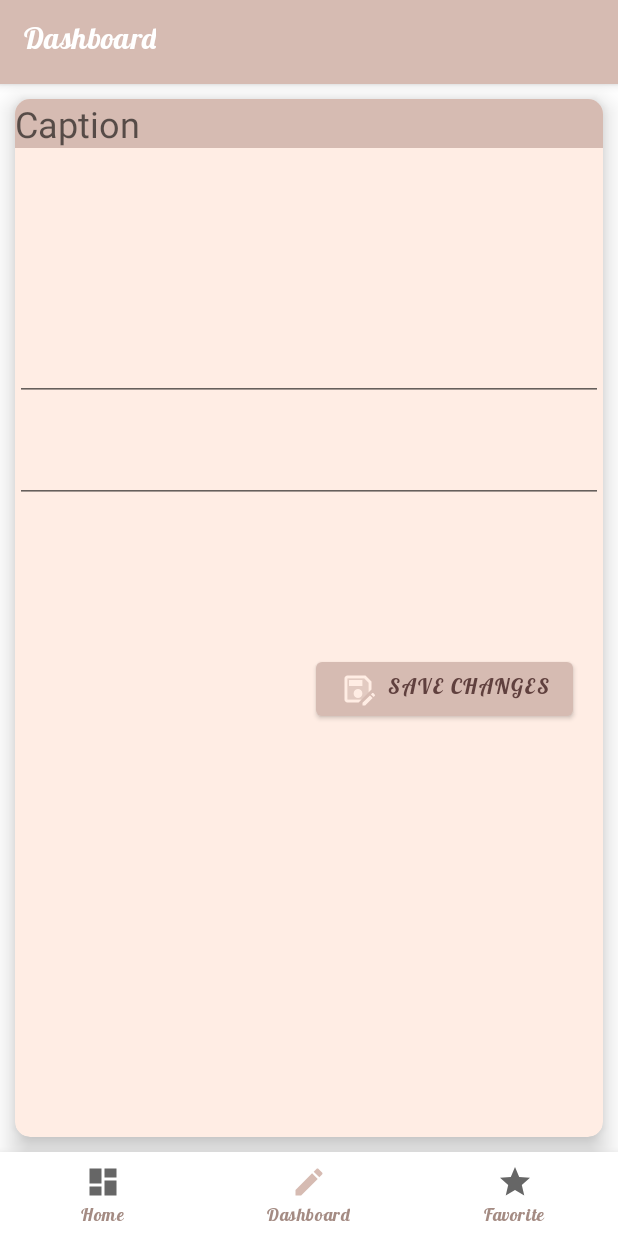
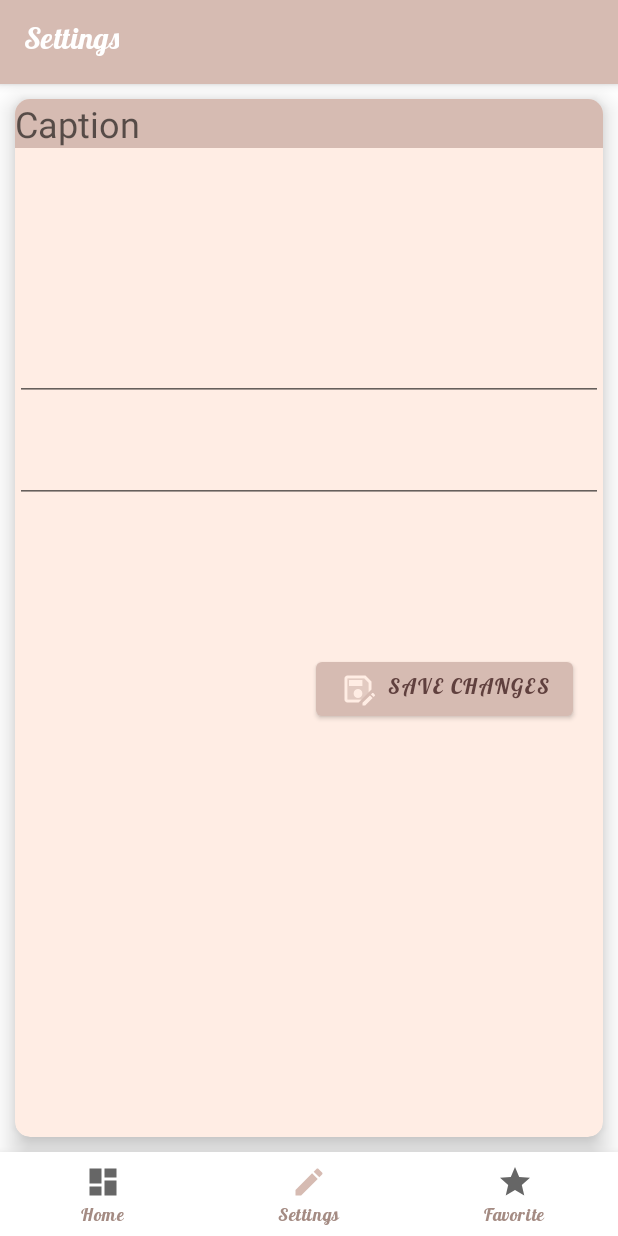
Before and after one commit to Amina1000/NoteAdvanced, an Android app: the screen it shows after launch (MainActivity), item 2 of the bottom bar chosen, on a phone screen of 412 x 824 dp. Run offline under Robolectric (Android 15) with nearby library versions, the light colour scheme and no system bars; our stand-ins replace Room's generated code, RxJava, navigation-ui; libraries missing offline, so code that uses them is left out: by.kirich1409.viewbindingdelegate; 3 statements that could not run were skipped.

Commit message:
lesson 5:
1. Добавила локализацию

```diff
--- a/app/src/main/res/layout/fragment_start.xml
+++ b/app/src/main/res/layout/fragment_start.xml
@@ -36,7 +36,7 @@
         android:layout_marginStart="@dimen/margin_small"
         android:layout_marginTop="@dimen/margin_xx_medium"
         android:layout_marginEnd="@dimen/margin_small"
-        android:hint="put password">
+        android:hint="@string/put_password">
 
         <com.google.android.material.textfield.TextInputEditText
             android:id="@+id/password_text_view"
--- a/app/src/main/res/layout/note_item.xml
+++ b/app/src/main/res/layout/note_item.xml
@@ -24,6 +24,7 @@
                 android:layout_width="match_parent"
                 android:layout_height="wrap_content"
                 android:minLines="2"
+                android:maxLines="2"
                 android:gravity="center"
                 android:text="@string/caption"
                 android:textSize="@dimen/header_text_size"/>
--- a/app/src/main/res/navigation/mobile_navigation.xml
+++ b/app/src/main/res/navigation/mobile_navigation.xml
@@ -35,12 +35,12 @@
     <fragment
         android:id="@+id/detailFragment"
         android:name="com.cocos.develop.noteadvanced.ui.details.DetailFragment"
-        android:label="fragment_detail"
+        android:label="@string/fragment_detail"
         tools:layout="@layout/fragment_detail" />
     <fragment
         android:id="@+id/startFragment"
         android:name="com.cocos.develop.noteadvanced.ui.start.StartFragment"
-        android:label="Authorization"
+        android:label="@string/Authorization"
         tools:layout="@layout/fragment_start" >
         <action
             android:id="@+id/action_startFragment_to_navigation_home"
--- a/app/src/main/res/values/strings.xml
+++ b/app/src/main/res/values/strings.xml
@@ -1,11 +1,11 @@
 <resources>
     <string name="app_name">Note advanced</string>
     <string name="title_home">Home</string>
-    <string name="title_dashboard">Dashboard</string>
+    <string name="title_dashboard">Settings</string>
     <string name="title_favorite">Favorite</string>
     <string name="large_text">Lorem Ipsum is simply dummy text of the printing and typesetting industry. Lorem Ipsum has been the industry\'s standard dummy text ever since the 1500s, when an unknown printer took a galley of type and scrambled it to make a type specimen book.</string>
     <!-- TODO: Remove or change this placeholder text -->
-    <string name="hello_blank_fragment">Hello blank fragment</string>
+    <string name="hello_blank_fragment" translatable="false">Hello blank fragment</string>
     <string name="note_caption">Caption</string>
     <string name="save_changes">save changes</string>
     <string name="add_to_favorite">add to favorite</string>
@@ -18,4 +18,7 @@
     <string name="deleting">Note is deleting, please wait.</string>
     <string name="saving">Note is saving, please wait.</string>
     <string name="waiting">please waiting</string>
+    <string name="Authorization">Authorization</string>
+    <string name="put_password">put password</string>
+    <string name="fragment_detail">Edit</string>
 </resources>
```
Also changed, not shown: 1 other file.
